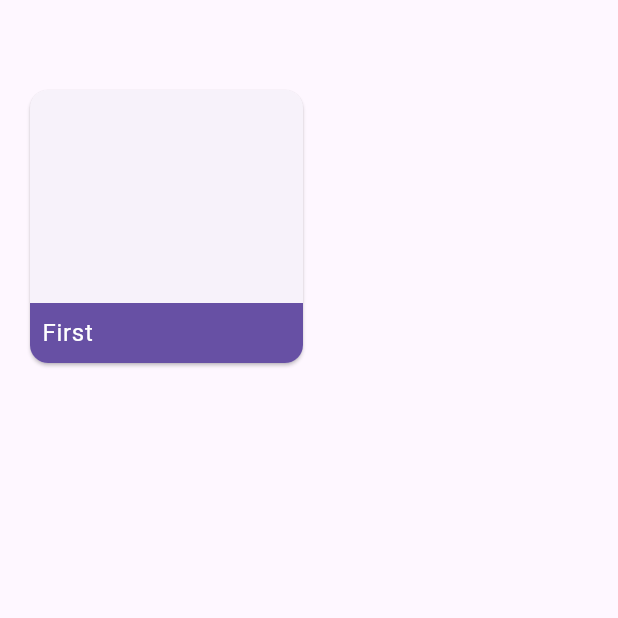
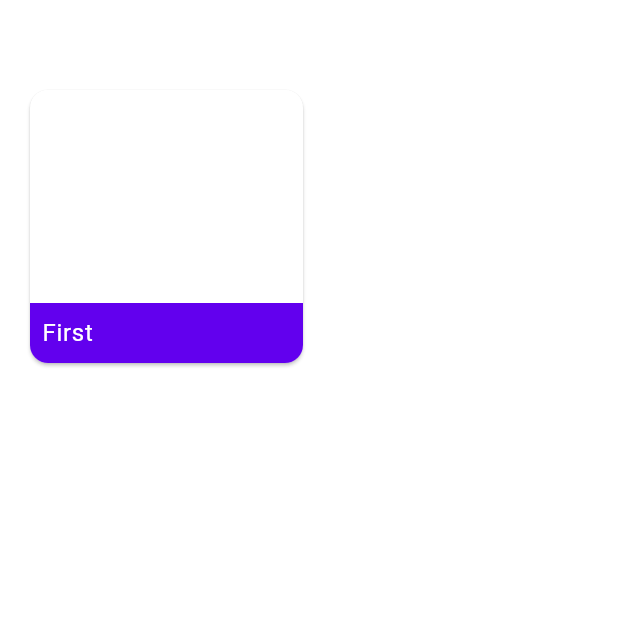
Before and after one commit to Zudah228/flutter_flame_playground, a Flutter app: the screen it shows after launch, on a phone screen of 412 x 824 dp, the top half of it. Run offline on Flutter 3.47's test engine with Material 3 defaults, Android fonts, the light colour scheme and no system bars; missing offline and left inert: flame.

Commit message:
縦に並べるコンポーネント追加

```diff
--- a/lib/app/app.dart
+++ b/lib/app/app.dart
@@ -1,5 +1,7 @@
 import 'package:flutter/material.dart';
 import 'package:flutter_flame_playground/app/home/home_page.dart';
+
+import '../app_core/theme/theme.dart';
 
 class MainApp extends StatelessWidget {
   const MainApp({super.key});
@@ -7,11 +9,8 @@ class MainApp extends StatelessWidget {
   @override
   Widget build(BuildContext context) {
     return MaterialApp(
-      theme: ThemeData(
-        cardTheme: const CardTheme(
-          clipBehavior: Clip.antiAlias,
-        ),
-      ),
+      theme: MainAppThemeData.light,
+      darkTheme: MainAppThemeData.dark,
       home: const HomePage(),
     );
   }
--- a/lib/app/first/first_page.dart
+++ b/lib/app/first/first_page.dart
@@ -19,7 +19,11 @@ class FirstPage extends StatelessWidget {
       appBar: AppBar(
         title: const Text('FirstPage'),
       ),
-      body: const FirstGameWidget(),
+      body: const Column(
+        children: [
+          Expanded(child: FirstGameWidget()),
+        ],
+      ),
     );
   }
 }
--- /dev/null
+++ b/lib/app_core/theme/theme.dart
@@ -0,0 +1,24 @@
+import 'package:flutter/material.dart';
+
+abstract final class MainAppThemeData {
+  const MainAppThemeData._();
+
+  static ThemeData get light {
+    return _base(colorScheme: const ColorScheme.light());
+  }
+
+  static ThemeData get dark {
+    return _base(colorScheme: const ColorScheme.dark());
+  }
+
+  static ThemeData _base({
+    required ColorScheme colorScheme,
+  }) {
+    final foundation = ThemeData(colorScheme: colorScheme);
+
+    return foundation.copyWith(
+        cardTheme: const CardTheme(
+      clipBehavior: Clip.antiAlias,
+    ));
+  }
+}
```
Also changed, not shown: lib/app/first/games/first_game.dart (+16 -2 lines), lib/app/first/games/first_game_widget.dart (+2 -8 lines), lib/app_core/games/components/column.dart (added, +30 -0 lines), lib/app_core/games/material/material_game.dart (added, +50 -0 lines), lib/app_core/games/material/text.dart (added, +27 -0 lines), lib/app_core/games/scaffold_game.dart (deleted, +0 -18 lines), lib/app_core/ui_parts/game_widgets/material_game_widget.dart (added, +17 -0 lines).
